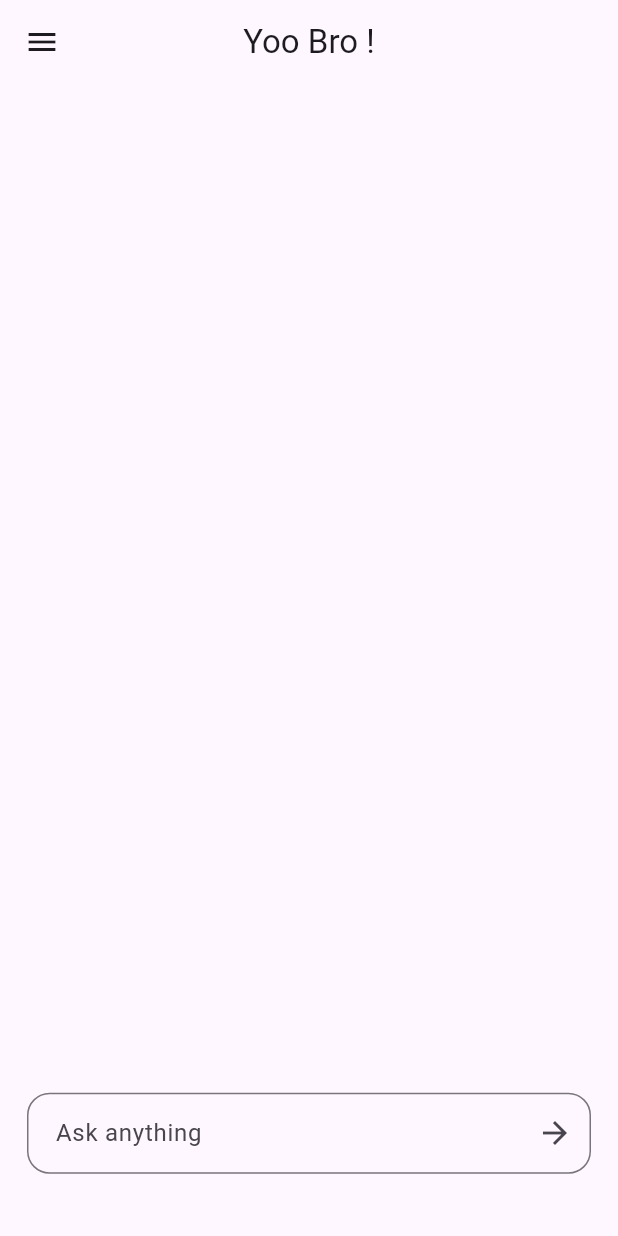
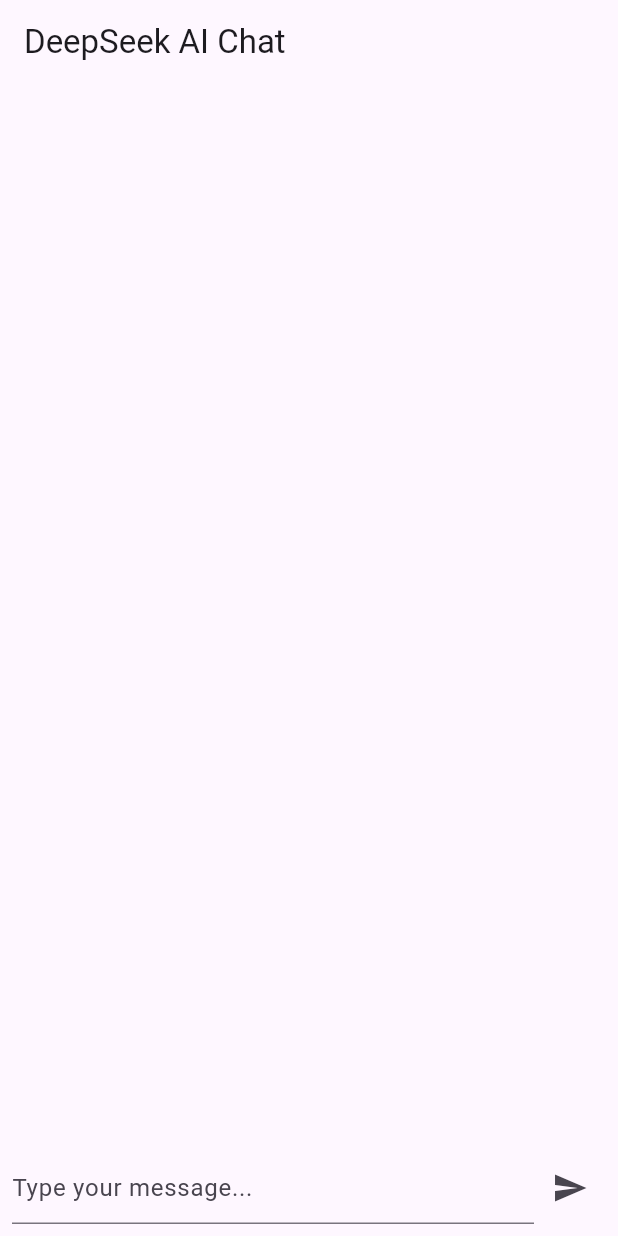
Before and after one commit to mohamedamine-code/AI_ChatBoot_Flutter, a Flutter app: the screen it shows after launch, on a phone screen of 412 x 824 dp. Run offline on Flutter 3.47's test engine with Material 3 defaults, Android fonts, the light colour scheme and no system bars.

Commit message:
Model  commit

```diff
--- a/lib/Pages/HomePage.dart
+++ b/lib/Pages/HomePage.dart
@@ -15,6 +15,8 @@
 
   //[[user,reponse]]
   List<List<String>> converstion = [];
+
+
   void tiggerConverstion(TextEditingController controller) {
     final String userInput = controller.text;
     String reponse;
--- /dev/null
+++ b/lib/Pages/TestHomePage.dart
@@ -0,0 +1,127 @@
+import 'dart:convert';
+import 'package:flutter/material.dart';
+import 'package:http/http.dart' as http;
+
+class TestHomePage extends StatefulWidget {
+  const TestHomePage({super.key});
+
+  @override
+  State<TestHomePage> createState() => _TestHomePageState();
+}
+
+class _TestHomePageState extends State<TestHomePage> {
+  final TextEditingController _controller = TextEditingController();
+  final List<Map<String, dynamic>> messages = [];
+  final ScrollController _scrollController = ScrollController();
+
+  final String apiKey = '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'; // 👈 Paste your OpenRouter API key here
+
+  Future<void> sendMessage(String userMessage) async {
+    setState(() {
+      messages.add({'role': 'user', 'msg': userMessage});
+      messages.add({'role': 'ai', 'msg': 'Typing...'});
+    });
+
+    final url = Uri.parse('https://openrouter.ai/api/v1/chat/completions');
+
+    final response = await http.post(
+      url,
+      headers: {
+        'Content-Type': 'application/json',
+        'Authorization': 'Bearer $apiKey',
+      },
+      body: jsonEncode({
+        "model": "deepseek/deepseek-r1:free",
+        "messages": [
+          {"role": "system", "content": "You are a helpful assistant."},
+          ...messages.where((m) => m['role'] != 'ai').map((m) => {
+                "role": m['role'],
+                "content": m['msg'],
+              }),
+        ],
+      }),
+    );
+
+    if (response.statusCode == 200) {
+      final data = jsonDecode(response.body);
+      final reply = data['choices'][0]['message']['content'];
+      setState(() {
+        messages.removeLast(); // remove "Typing..."
+        messages.add({'role': 'ai', 'msg': reply.trim()});
+      });
+    } else {
+      setState(() {
+        messages.removeLast();
+        messages.add({'role': 'ai', 'msg': '❌ Error: ${response.statusCode}'});
+      });
+    }
+
+    Future.delayed(Duration(milliseconds: 100), () {
+      _scrollController.animateTo(
+        _scrollController.position.maxScrollExtent,
+        duration: Duration(milliseconds: 300),
+        curve: Curves.easeOut,
+      );
+    });
+  }
+
+  @override
+  Widget build(BuildContext context) {
+    return Scaffold(
+      appBar: AppBar(title: const Text("DeepSeek AI Chat")),
+      body: Column(
+        children: [
+          Expanded(
+            child: ListView.builder(
+              controller: _scrollController,
+              itemCount: messages.length,
+              itemBuilder: (context, index) {
+                final msg = messages[index];
+                return Container(
+                  margin: EdgeInsets.all(8),
+                  alignment: msg['role'] == 'user'
+                      ? Alignment.centerRight
+                      : Alignment.centerLeft,
+                  child: Container(
+                    padding: EdgeInsets.all(10),
+                    decoration: BoxDecoration(
+                      color: msg['role'] == 'user'
+                          ? Colors.blue[100]
+                          : Colors.green[100],
+                      borderRadius: BorderRadius.circular(10),
+                    ),
+                    child: Text(msg['msg']),
+                  ),
+                );
+              },
+            ),
+          ),
+          Container(
+            padding: EdgeInsets.all(8),
+            child: Row(
+              children: [
+                Expanded(
+                  child: TextField(
+                    controller: _controller,
+                    decoration:
+                        InputDecoration(hintText: 'Type your message...'),
+                  ),
+                ),
+                IconButton(
+                  icon: Icon(Icons.send),
+                  onPressed: () {
+                    final text = _controller.text.trim();
+                    if (text.isNotEmpty) {
+                      sendMessage(text);
+                      _controller.clear();
+                    }
+                  },
+                ),
+              ],
+            ),
+          ),
+        ],
+      ),
+    );
+  }
+}
--- a/lib/main.dart
+++ b/lib/main.dart
@@ -1,4 +1,5 @@
 import 'package:ai_chatboot/Pages/HomePage.dart';
+import 'package:ai_chatboot/Pages/TestHomePage.dart';
 import 'package:flutter/material.dart';
 
 void main() {
@@ -11,7 +12,7 @@
   @override
   Widget build(BuildContext context) {
     return MaterialApp(
-      home: Homepage(),
+      home: TestHomePage(),
     );
   }
 }
--- /dev/null
+++ b/lib/models/message.dart
@@ -0,0 +1,13 @@
+class message{
+  final String Content;
+  final bool isUser;
+  final DateTime time;
+  final String id;
+
+  message({
+    required this.Content,
+    required this.id,
+    required this.isUser,
+    required this.time,
+  });
+}
--- a/pubspec.yaml
+++ b/pubspec.yaml
@@ -34,7 +34,10 @@
   # The following adds the Cupertino Icons font to your application.
   # Use with the CupertinoIcons class for iOS style icons.
   cupertino_icons: ^1.0.8
-
+  # flutter_dotenv:
+  http:
+  # tflite_flutter:
+  # tflite_flutter_helper:
 dev_dependencies:
   flutter_test:
     sdk: flutter
```
Also changed, not shown: pubspec.lock, 2 other files.
